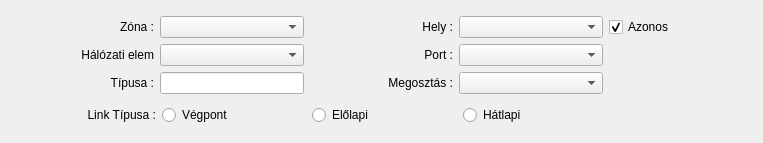
Old version of the form lv2g/phslinkform.ui in the repository csikfer/lanview2.
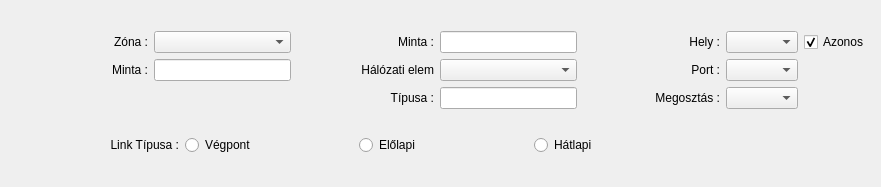
New version of the form.

```diff
--- a/lv2g/phslinkform.ui
+++ b/lv2g/phslinkform.ui
@@ -6,8 +6,8 @@
    <rect>
     <x>0</x>
     <y>0</y>
-    <width>763</width>
-    <height>143</height>
+    <width>881</width>
+    <height>187</height>
    </rect>
   </property>
   <property name="windowTitle">
@@ -15,21 +15,18 @@
   </property>
   <layout class="QVBoxLayout" name="verticalLayout">
    <item>
-    <layout class="QGridLayout" name="gridLayout" columnstretch="1,1,1,1,1">
-     <item row="1" column="0">
-      <widget class="QLabel" name="labelNode">
+    <layout class="QGridLayout" name="gridLayout" columnstretch="1,1,1,1,1,0,0">
+     <item row="0" column="2">
+      <widget class="QLabel" name="labelPlacePattern">
        <property name="text">
-        <string>Hálózati elem</string>
+        <string>Minta :</string>
        </property>
        <property name="alignment">
         <set>Qt::AlignRight|Qt::AlignTrailing|Qt::AlignVCenter</set>
        </property>
       </widget>
      </item>
-     <item row="1" column="1">
-      <widget class="QComboBox" name="comboBoxNode"/>
-     </item>
-     <item row="1" column="2">
+     <item row="1" column="4">
       <widget class="QLabel" name="labelPort">
        <property name="text">
         <string>Port :</string>
@@ -39,7 +36,7 @@
        </property>
       </widget>
      </item>
-     <item row="2" column="2">
+     <item row="2" column="4">
       <widget class="QLabel" name="labelPortShare">
        <property name="text">
         <string>Megosztás :</string>
@@ -49,7 +46,20 @@
        </property>
       </widget>
      </item>
-     <item row="0" column="3">
+     <item row="1" column="6">
+      <spacer name="horizontalSpacer">
+       <property name="orientation">
+        <enum>Qt::Horizontal</enum>
+       </property>
+       <property name="sizeHint" stdset="0">
+        <size>
+         <width>40</width>
+         <height>20</height>
+        </size>
+       </property>
+      </spacer>
+     </item>
+     <item row="0" column="5">
       <widget class="QComboBox" name="comboBoxPlace"/>
      </item>
      <item row="0" column="1">
@@ -65,7 +75,7 @@
        </property>
       </widget>
      </item>
-     <item row="0" column="2">
+     <item row="0" column="4">
       <widget class="QLabel" name="labelPlace">
        <property name="text">
         <string>Hely :</string>
@@ -75,7 +85,7 @@
        </property>
       </widget>
      </item>
-     <item row="2" column="3">
+     <item row="2" column="5">
       <widget class="QComboBox" name="comboBoxPortShare">
        <item>
         <property name="text">
@@ -124,40 +134,10 @@
        </item>
       </widget>
      </item>
-     <item row="1" column="3">
+     <item row="1" column="5">
       <widget class="QComboBox" name="comboBoxPort"/>
      </item>
-     <item row="2" column="0">
-      <widget class="QLabel" name="labelNodeType">
-       <property name="text">
-        <string>Típusa :</string>
-       </property>
-       <property name="alignment">
-        <set>Qt::AlignRight|Qt::AlignTrailing|Qt::AlignVCenter</set>
-       </property>
-      </widget>
-     </item>
-     <item row="2" column="1">
-      <widget class="QLineEdit" name="lineEditNodeType">
-       <property name="readOnly">
-        <bool>true</bool>
-       </property>
-      </widget>
-     </item>
-     <item row="1" column="4">
-      <spacer name="horizontalSpacer">
-       <property name="orientation">
-        <enum>Qt::Horizontal</enum>
-       </property>
-       <property name="sizeHint" stdset="0">
-        <size>
-         <width>40</width>
-         <height>20</height>
-        </size>
-       </property>
-      </spacer>
-     </item>
-     <item row="0" column="4">
+     <item row="0" column="6">
       <widget class="QCheckBox" name="checkBoxPlaceEqu">
        <property name="text">
         <string>Azonos</string>
@@ -167,6 +147,52 @@
        </property>
       </widget>
      </item>
+     <item row="0" column="3">
+      <widget class="QLineEdit" name="lineEditPlacePattern"/>
+     </item>
+     <item row="1" column="3">
+      <widget class="QComboBox" name="comboBoxNode"/>
+     </item>
+     <item row="1" column="1">
+      <widget class="QLineEdit" name="lineEditNodePattern"/>
+     </item>
+     <item row="1" column="2">
+      <widget class="QLabel" name="labelNode">
+       <property name="text">
+        <string>Hálózati elem</string>
+       </property>
+       <property name="alignment">
+        <set>Qt::AlignRight|Qt::AlignTrailing|Qt::AlignVCenter</set>
+       </property>
+      </widget>
+     </item>
+     <item row="1" column="0">
+      <widget class="QLabel" name="labelNodePattern">
+       <property name="text">
+        <string>Minta :</string>
+       </property>
+       <property name="alignment">
+        <set>Qt::AlignRight|Qt::AlignTrailing|Qt::AlignVCenter</set>
+       </property>
+      </widget>
+     </item>
+     <item row="2" column="3">
+      <widget class="QLineEdit" name="lineEditNodeType">
+       <property name="readOnly">
+        <bool>true</bool>
+       </property>
+      </widget>
+     </item>
+     <item row="2" column="2">
+      <widget class="QLabel" name="labelNodeType">
+       <property name="text">
+        <string>Típusa :</string>
+       </property>
+       <property name="alignment">
+        <set>Qt::AlignRight|Qt::AlignTrailing|Qt::AlignVCenter</set>
+       </property>
+      </widget>
+     </item>
     </layout>
    </item>
    <item>
```
